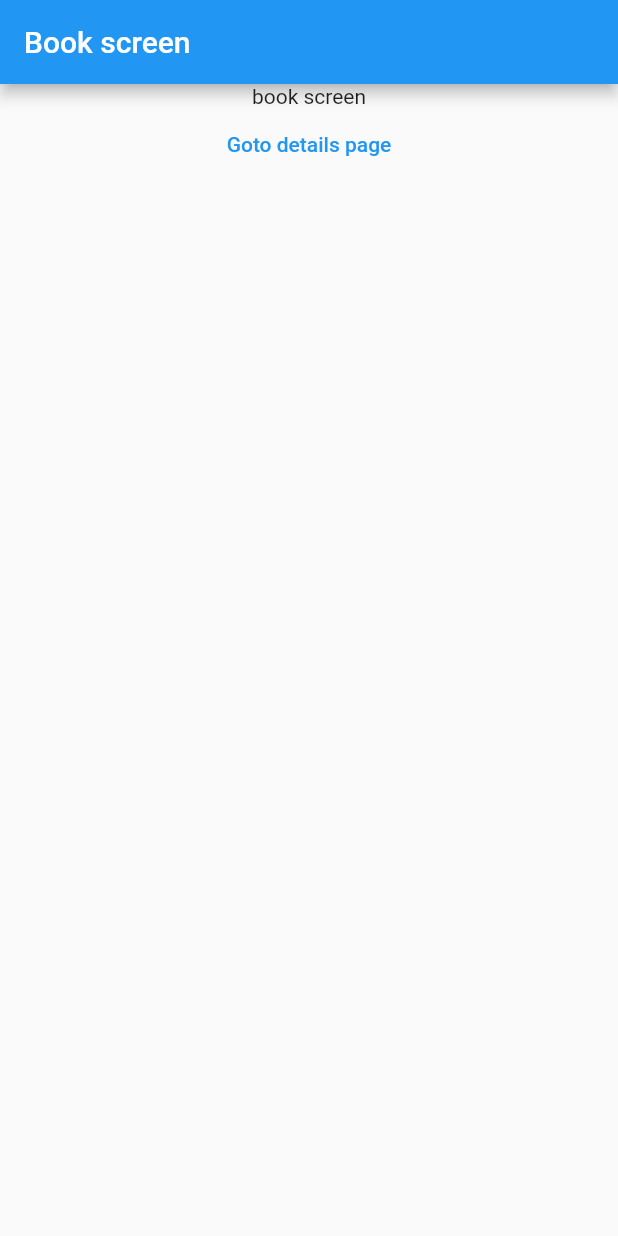
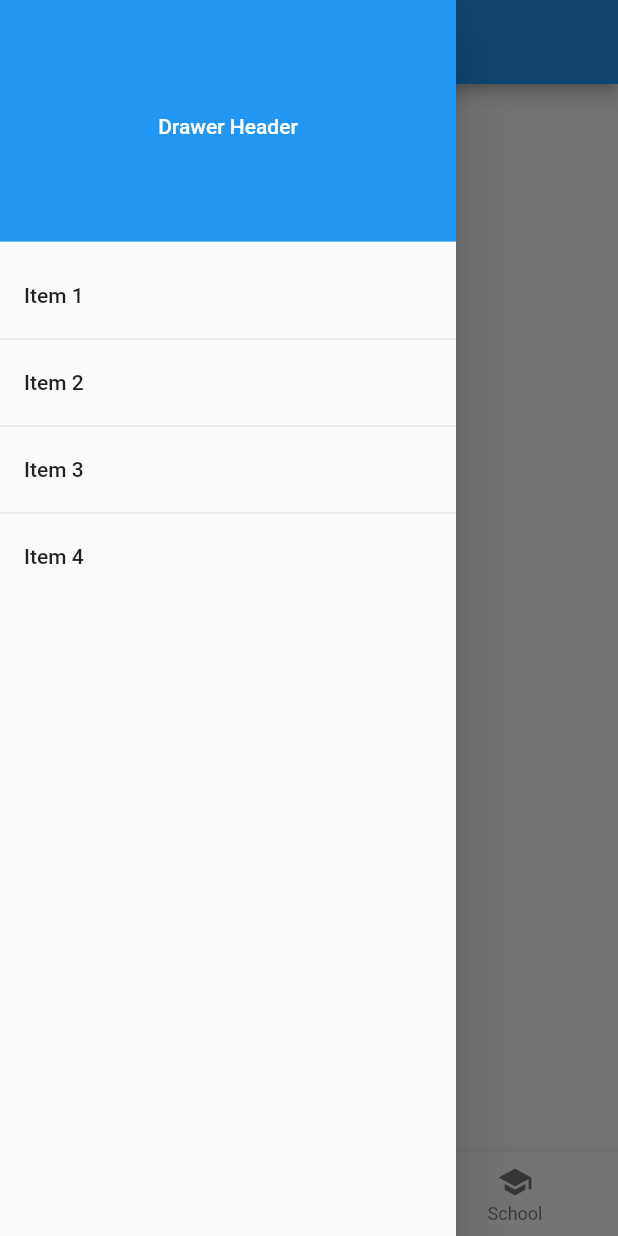
Before and after one commit to dipeshdulal/learning-flutter, a Flutter app: the BooksScreen screen opened by its route, with the side drawer open (before the commit the screen has no drawer), on a phone screen of 412 x 824 dp. Run offline on Flutter 3.47's test engine with Material 2 defaults, Android fonts, the phone set to English and light mode, and no system bars; our stand-ins replace auto_route.

Commit message:
feat: added side drawer and bottom tab bar

```diff
--- a/lib/screens/books_screen/books.dart
+++ b/lib/screens/books_screen/books.dart
@@ -1,22 +1,63 @@
 import 'package:auto_route/auto_route.dart';
 import 'package:flutter/material.dart';
 
-class BooksScreen extends StatelessWidget {
+class BooksScreen extends StatefulWidget {
   const BooksScreen({Key? key}) : super(key: key);
 
   @override
+  _BooksScreenState createState() => _BooksScreenState();
+}
+
+class _BooksScreenState extends State<BooksScreen> {
+  int _currentIndex = 0;
+
+  @override
   Widget build(BuildContext context) {
-    return WillPopScope(
-      onWillPop: () async {
-        return true;
-      },
-      child: Scaffold(
+    return Scaffold(
       appBar: AppBar(
         title: Text("Book screen"),
+      ),
+      drawer: Drawer(
+        child: ListView(
+          padding: EdgeInsets.zero,
+          children: [
+            const DrawerHeader(
+              decoration: BoxDecoration(
+                color: Colors.blue,
+              ),
+              child: Center(
+                child: Text(
+                  "Drawer Header",
+                  style: TextStyle(color: Colors.white),
+                ),
+              ),
+            ),
+            ListTile(
+              title: const Text("Item 1"),
+              onTap: () {},
+            ),
+            Divider(height: 2),
+            ListTile(
+              title: const Text("Item 2"),
+              onTap: () {},
+            ),
+            Divider(height: 2),
+            ListTile(
+              title: const Text("Item 3"),
+              onTap: () {},
+            ),
+            Divider(height: 2),
+            ListTile(
+              title: const Text("Item 4"),
+              onTap: () {},
+            ),
+          ],
+        ),
       ),
       body: Container(
         child: Center(
           child: Column(
+            mainAxisAlignment: MainAxisAlignment.center,
             children: [
               Text("book screen"),
               TextButton(
@@ -28,6 +69,20 @@ class BooksScreen extends StatelessWidget {
           ),
         ),
       ),
+      bottomNavigationBar: BottomNavigationBar(
+        items: [
+          BottomNavigationBarItem(icon: Icon(Icons.home), label: "Home"),
+          BottomNavigationBarItem(
+              icon: Icon(Icons.business), label: "Business"),
+          BottomNavigationBarItem(icon: Icon(Icons.school), label: "School"),
+        ],
+        currentIndex: _currentIndex,
+        selectedItemColor: Colors.amber[800],
+        onTap: (idx) {
+          setState(() {
+            _currentIndex = idx;
+          });
+        },
       ),
     );
   }
```
Lines whose indentation alone changed are shown as unchanged.
